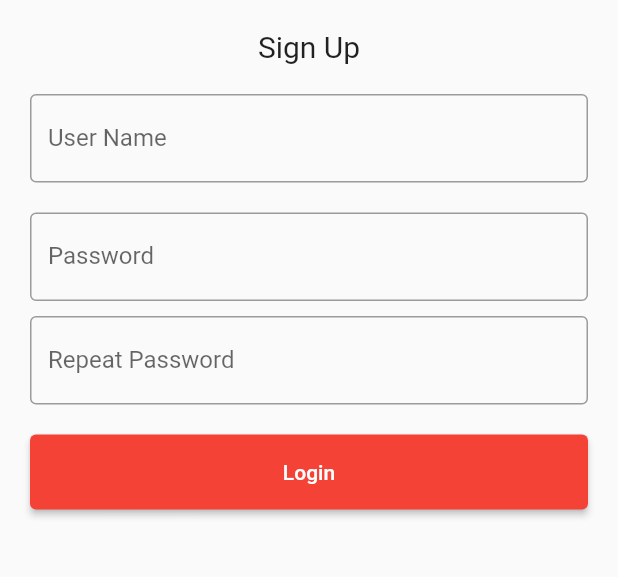
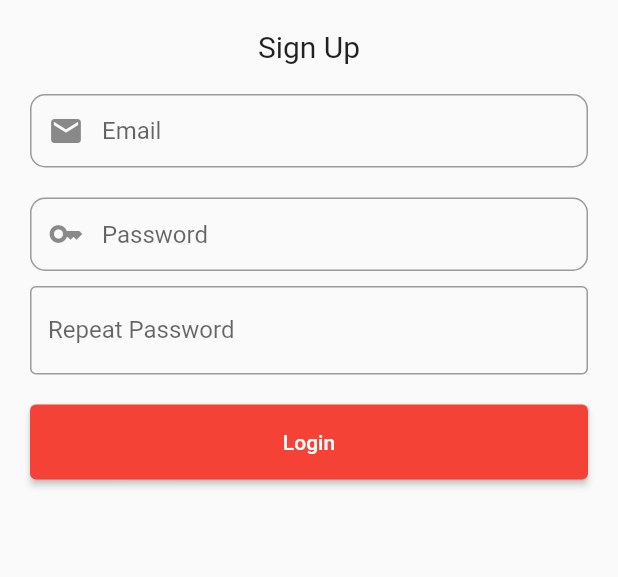
Before and after one commit to Arvocant/EduTracker, a Flutter app: the screen it shows after launch, on a phone screen of 412 x 824 dp, the part 167-744 px from its top. Run offline on Flutter 3.47's test engine with Material 2 defaults, Android fonts, the phone set to English and light mode, and no system bars.

Commit message:
Added changes

```diff
--- a/edutracker/lib/LoginSignupScreen/signup.dart
+++ b/edutracker/lib/LoginSignupScreen/signup.dart
@@ -38,22 +38,25 @@ class _SignUpState extends State<SignUp> {
             Container(
               padding: const EdgeInsets.all(10),
               child: TextField(
-                controller: nameController,
-                decoration: const InputDecoration(
-                  border: OutlineInputBorder(),
-                  labelText: 'User Name',
-                ),
-              ),
+                  controller: nameController,
+                  decoration: InputDecoration(
+                      border: OutlineInputBorder(
+                          borderRadius: BorderRadius.circular(10)),
+                      hintText: "Email",
+                      prefixIcon: Icon(Icons.mail),
+                      contentPadding: EdgeInsets.fromLTRB(20, 15, 20, 15))),
             ),
             Container(
               padding: const EdgeInsets.fromLTRB(10, 10, 10, 0),
               child: TextField(
                 obscureText: true,
                 controller: passwordController,
-                decoration: const InputDecoration(
-                  border: OutlineInputBorder(),
-                  labelText: 'Password',
-                ),
+                decoration: InputDecoration(
+                    border: OutlineInputBorder(
+                        borderRadius: BorderRadius.circular(10)),
+                    hintText: 'Password',
+                    prefixIcon: Icon(Icons.key),
+                    contentPadding: EdgeInsets.fromLTRB(20, 15, 20, 15)),
               ),
             ),
             Container(
```
Also changed, not shown: edutracker/lib/LoginSignupScreen/login_final.dart (+8 -0 lines).
